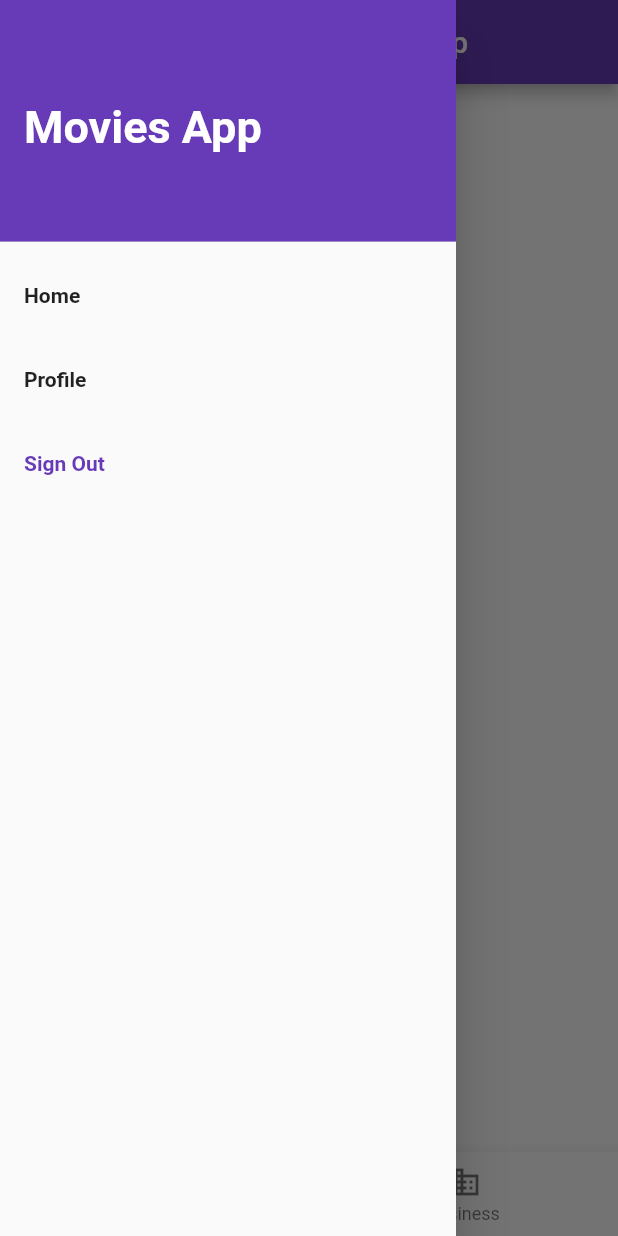
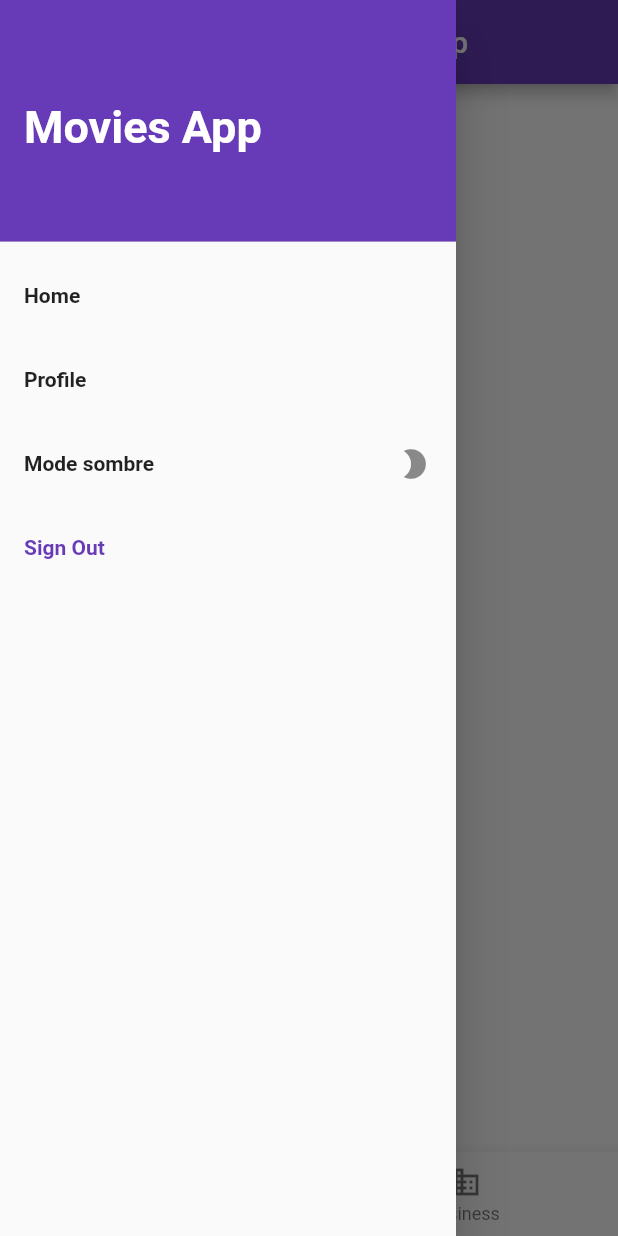
Before and after one commit to SaraZOUIOULA/MovieApp, a Flutter app: the HomeScreen screen opened by its route, with the side drawer open, on a phone screen of 412 x 824 dp. Run offline on Flutter 3.47's test engine with Material 2 defaults, Android fonts, the phone set to English and light mode, and no system bars; our stand-ins replace adaptive_theme, cloud_firestore, firebase_auth, firebase_core; accounts and stored records are empty.

Commit message:
darkMode

```diff
--- a/lib/components/drawer.dart
+++ b/lib/components/drawer.dart
@@ -1,9 +1,18 @@
+import 'package:adaptive_theme/adaptive_theme.dart';
 import 'package:dwm14/models/movie.dart';
 import 'package:dwm14/screens/firebase.dart';
 import 'package:flutter/material.dart';
 
-class DrawerMenu extends StatelessWidget {
+class DrawerMenu extends StatefulWidget {
+  @override
+  _DrawerMenuState createState() => _DrawerMenuState();
+}
+
+class _DrawerMenuState extends State<DrawerMenu> {
+
+
   Widget build(BuildContext context) {
+
     return Drawer(
       child: SafeArea(
           child: ListView(
@@ -30,8 +39,23 @@ class DrawerMenu extends StatelessWidget {
           ListTile(
             title:
                 Text('Profile', style: TextStyle(fontWeight: FontWeight.bold)),
+
             onTap: () {
               Navigator.pushReplacementNamed(context, '/profile');
+            },
+          ),
+          ListTile(
+            title:
+                Text('Mode sombre', style: TextStyle(fontWeight: FontWeight.bold)),
+                trailing: Icon(
+              Icons.brightness_2,
+
+
+            ),
+            onTap: () {
+              AdaptiveTheme.of(context).toggleThemeMode();
+              // Navigator.pushReplacementNamed(context, '/profile');
+
             },
           ),
           ListTile(
--- a/pubspec.yaml
+++ b/pubspec.yaml
@@ -23,8 +23,7 @@ environment:
 dependencies:
   flutter:
     sdk: flutter
-    shared_preferences: ^0.5.12+4
-    Provider:
+
 
 
   # The following adds the Cupertino Icons font to your application.
@@ -33,6 +32,8 @@ dependencies:
   firebase_core: ^0.7.0
   firebase_auth: ^0.20.0+1
   cloud_firestore: ^0.16.0+1
+  adaptive_theme: ^2.0.0
+
 
 dev_dependencies:
   flutter_test:
```
Also changed, not shown: lib/main.dart (+23 -8 lines), pubspec.lock.
